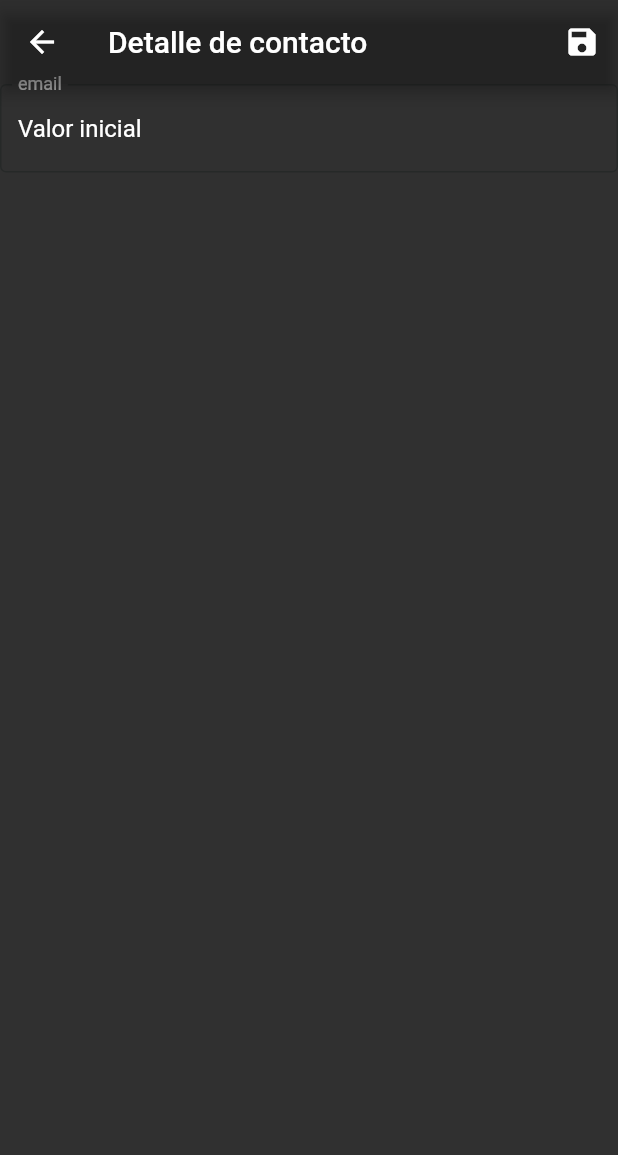
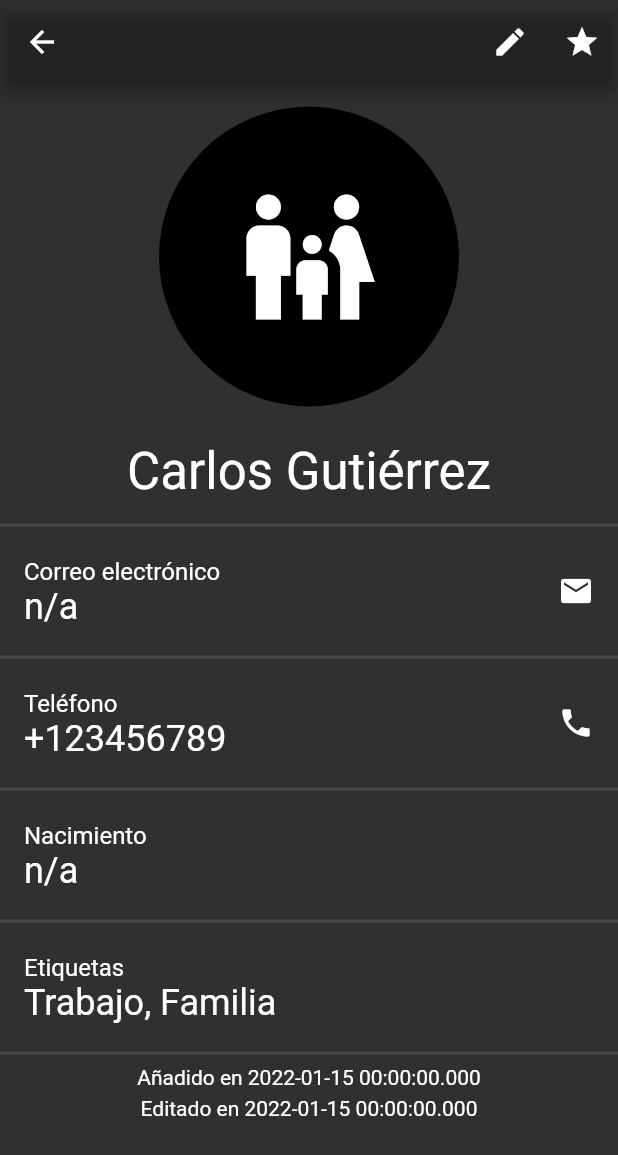
Before and after one commit to ewatgar/agenda, a Flutter app: the ContactsPage screen opened directly, after a tap on an icon or button, on a phone screen of 412 x 824 dp. Shown: the top 1155 px of the screen. Run offline on Flutter 3.47's test engine with Material 3 defaults, Android fonts, the phone set to English and light mode, and no system bars; our stand-ins replace diacritic, font_awesome_flutter.

Commit message:
ej 6 detalle + ej 7 borrado (wip estilo, to feo todavia)

```diff
--- a/lib/data/agenda.json.dart
+++ b/lib/data/agenda.json.dart
@@ -6,7 +6,7 @@ Map<String, dynamic> agendaJson = {
       "surname": "Gutiérrez",
       //"email": "carlos@example.com",
       "phone": "+123456789",
-      "birthdate": "1987-03-25",
+      //"birthdate": "1987-03-25",
       "creation": "2022-01-15",
       "modification": "2023-03-22",
       "isFavorite": true,
--- a/lib/main.dart
+++ b/lib/main.dart
@@ -2,7 +2,6 @@
 
 import 'package:agenda/data/agenda.json.dart';
 import 'package:agenda/models/agenda.data.dart';
-import 'package:agenda/pages/contactdetails.page.dart';
 import 'package:flutter/material.dart';
 import 'package:agenda/pages/contacts.page.dart';
 import 'package:provider/provider.dart';
@@ -31,8 +30,7 @@ class MyApp extends StatelessWidget {
             appBarTheme: AppBarTheme(color: const Color.fromARGB(0, 0, 0, 0)),
             colorScheme: ColorScheme.fromSeed(
                 seedColor: Colors.teal, background: Colors.black)),
-        //home: ContactsPage(),
-        home: ContactDetailsPage(),
+        home: ContactsPage(),
       ),
     );
   }
--- a/lib/models/contact.data.dart
+++ b/lib/models/contact.data.dart
@@ -34,9 +34,9 @@ class ContactData extends ChangeNotifier {
         surname: json["surname"],
         email: json["email"],
         phone: json["phone"],
-        birthdate: DateTime.tryParse(json["birthdate"]),
-        creation: DateTime.tryParse(json["creation"]),
-        modification: DateTime.tryParse(json["modification"]),
+        birthdate: DateTime.tryParse(json["birthdate"] ?? ""),
+        creation: DateTime.tryParse(json["creation"] ?? ""),
+        modification: DateTime.tryParse(json["modification"] ?? ""),
         isFavorite: json["isFavorite"],
         labels: json["labels"]);
   }
--- a/lib/pages/contactdetails.page.dart
+++ b/lib/pages/contactdetails.page.dart
@@ -1,89 +1,102 @@
-// ignore_for_file: prefer_const_constructors, avoid_print, curly_braces_in_flow_control_structures
+// ignore_for_file: prefer_const_constructors, prefer_const_literals_to_create_immutables
 
+import 'package:agenda/models/contact.data.dart';
+import 'package:agenda/widgets/labelicon.widget.dart';
 import 'package:flutter/material.dart';
+import 'package:intl/intl.dart';
+import 'package:provider/provider.dart';
 
 class ContactDetailsPage extends StatefulWidget {
-  const ContactDetailsPage({super.key});
+  const ContactDetailsPage({super.key, required this.contact});
+
+  final ContactData contact;
 
   @override
   State<ContactDetailsPage> createState() => _ContactDetailsPageState();
 }
 
 class _ContactDetailsPageState extends State<ContactDetailsPage> {
-  late TextEditingController emailContactController;
-
-  //keys para la reorganización manual de la lista (arrastrar elementos)
-  final GlobalKey<FormState> _formKey = GlobalKey<FormState>();
-
-  @override
-  void initState() {
-    super.initState();
-    emailContactController = TextEditingController(text: "Valor inicial");
-  }
-
-  @override
-  void dispose() {
-    super.dispose();
-    emailContactController.dispose();
-  }
-
   @override
   Widget build(BuildContext context) {
-    return Scaffold(
-      appBar: AppBar(
-        title: Text("Detalle de contacto"),
-        actions: [IconButton(onPressed: () {}, icon: Icon(Icons.save))],
-      ),
-      body: Form(
-          child: Column(
-        children: [
-          TextFormField(
-            controller: emailContactController,
-            validator: _onValidateEmailContact,
-            decoration: InputDecoration(
-              labelText: "email",
-              hintText: "hint",
-              border: OutlineInputBorder(),
-            ),
-          )
-        ],
-      )),
-    );
-  }
+    ThemeData theme = Theme.of(context);
+    ContactData c = widget.contact; //por comodidad
+    DateFormat format = DateFormat("MMM dd, yyyy");
 
-  void _onSave() {
-    //se necesita un controlador para cada campo del formulario
-    if (_formKey.currentState!.validate()) {
-      print("PERFECTO, todos los campos estan bien");
-      //widget.aditivo.codigo = codAditivoController.text;
-    } else {
-      print("Algun campo no está bien");
-    }
-    print(emailContactController.text);
-  }
+    String strLabels = c.labels
+            ?.map((e) => e[0].toUpperCase() + e.substring(1))
+            .reduce((value, element) => element += ", $value") ??
+        "n/a";
 
-  void _saveChanges(BuildContext context) {
-    Navigator.of(context).pop<bool>(true);
-  }
-
-  void _cancelChanges(BuildContext context) {
-    Navigator.of(context).pop<bool>(false);
-  }
-
-  String? _onValidateObligatorio(String? value) {
-    if (value == null || value.trim().isEmpty) {
-      return "Campo obligatorio";
-    }
-    return null;
-  }
-
-  String? _onValidateEmailContact(String? value) {
-    //TODO implementar check email regex
-    if (value == null || value.trim().isEmpty) {
-      return "Campo obligatorio";
-    }
-    //buscar regex email
-
-    return null;
+    return ListenableBuilder(
+        listenable: widget.contact,
+        builder: (context, child) {
+          return Scaffold(
+              appBar: AppBar(
+                actions: [
+                  IconButton(onPressed: () {}, icon: Icon(Icons.edit)),
+                  IconButton(onPressed: () {}, icon: Icon(Icons.star))
+                ],
+              ),
+              body: ListView(
+                children: [
+                  Padding(
+                    padding: const EdgeInsets.all(15),
+                    child: CircleAvatar(
+                      radius: 100,
+                      child: LabelIcon(labels: c.labels, size: 100),
+                    ),
+                  ),
+                  Padding(
+                    padding: const EdgeInsets.all(8),
+                    child: Center(
+                      child: Text(
+                        "${c.name} ${c.surname}",
+                        style: TextStyle(
+                            color: Colors.white,
+                            fontSize: theme.textTheme.headlineMedium!.fontSize),
+                      ),
+                    ),
+                  ),
+                  Divider(thickness: 2),
+                  ListTile(
+                      title: Text("Correo electrónico",
+                          style: theme.textTheme.titleMedium),
+                      subtitle: Text(c.email ?? "n/a",
+                          style: theme.textTheme.headlineSmall),
+                      trailing: Icon(Icons.email)),
+                  Divider(thickness: 2),
+                  ListTile(
+                      title:
+                          Text("Teléfono", style: theme.textTheme.titleMedium),
+                      subtitle: Text(widget.contact.phone ?? "n/a",
+                          style: theme.textTheme.headlineSmall),
+                      trailing: Icon(Icons.phone)),
+                  Divider(thickness: 2),
+                  ListTile(
+                    title:
+                        Text("Nacimiento", style: theme.textTheme.titleMedium),
+                    subtitle: Text(
+                        c.birthdate != null
+                            ? format.format(c.birthdate!)
+                            : "n/a",
+                        style: theme.textTheme.headlineSmall),
+                  ),
+                  /*Row(
+                    children: [ListTile(title: Text("a")), Text("b")],
+                  )*/
+                  Divider(thickness: 2),
+                  ListTile(
+                    title:
+                        Text("Etiquetas", style: theme.textTheme.titleMedium),
+                    subtitle:
+                        Text(strLabels, style: theme.textTheme.headlineSmall),
+                  ),
+                  Divider(thickness: 2),
+                  Center(child: Text("Añadido en ${c.creation}")),
+                  SizedBox(height: 5),
+                  Center(child: Text("Editado en ${c.creation}")),
+                ],
+              ));
+        });
   }
 }
--- a/lib/widgets/contacttile.widget.dart
+++ b/lib/widgets/contacttile.widget.dart
@@ -21,29 +21,55 @@ class ContactTile extends StatelessWidget {
 
     return ListTile(
         onTap: () {
-          Navigator.of(context).push(
-              MaterialPageRoute(builder: (context) => ContactDetailsPage()));
+          Navigator.of(context).push(MaterialPageRoute(
+              builder: (context) => ContactDetailsPage(contact: contact)));
         },
         leading: LabelIcon(labels: contact.labels),
         title: Text("${contact.name} ${contact.surname}"),
         subtitle: Text(
             "${contact.email ?? ""}${contact.email != null && contact.phone != null ? ", " : ""}${contact.phone ?? ""}"),
-        trailing: PopupMenuButton(
-          onSelected: (value) {
+        trailing: PopupMenuButton<int>(
+          onSelected: (int value) {
             if (value == 1) {
-              /* */
+              Navigator.of(context).push(MaterialPageRoute(
+                  builder: (context) => ContactDetailsPage(contact: contact)));
             } else if (value == 2) {
-            } else if (value == 3) {}
+              print("Editar ${contact.name}");
+            } else if (value == 3) {
+              print("Eliminar ${contact.name}");
+              showDialog(
+                context: context,
+                builder: (context) => AlertDialog(
+                  title: Text("Atención"),
+                  content: Text(
+                      "Estás a punto de borrar un contacto, ¿Estás seguro?"),
+                  actions: [
+                    TextButton(
+                        onPressed: () {
+                          agenda.dropContact(id: contact.id);
+                          Navigator.of(context).pop();
+                        },
+                        child: Text("Aceptar")),
+                    TextButton(
+                        onPressed: () => Navigator.of(context).pop(),
+                        child: Text("Cancelar"))
+                  ],
+                ),
+              );
+            }
           },
           itemBuilder: ((context) => [
                 PopupMenuItem(
+                    value: 1,
                     child: ListTile(
                         leading: Icon(Icons.remove_red_eye),
                         title: Text("Ver"))),
                 PopupMenuItem(
+                    value: 2,
                     child: ListTile(
                         leading: Icon(Icons.edit), title: Text("Editar"))),
                 PopupMenuItem(
+                    value: 3,
                     child: ListTile(
                         leading: Icon(Icons.delete), title: Text("Eliminar")))
               ]),
--- a/lib/widgets/labelicon.widget.dart
+++ b/lib/widgets/labelicon.widget.dart
@@ -4,9 +4,10 @@ import 'package:agenda/models/label.enum.dart';
 import 'package:flutter/material.dart';
 
 class LabelIcon extends StatelessWidget {
-  const LabelIcon({super.key, this.labels});
+  const LabelIcon({super.key, this.labels, this.size});
 
   final List<String>? labels;
+  final double? size;
 
   @override
   Widget build(BuildContext context) {
@@ -14,12 +15,12 @@ class LabelIcon extends StatelessWidget {
     Label labelPriority = Label.parse(labels?[0] ?? 'other');
 
     return switch (labelPriority) {
-      Label.pareja => Icon(Icons.favorite),
-      Label.amistad => Icon(Icons.emoji_emotions),
-      Label.familia => Icon(Icons.family_restroom),
-      Label.trabajo => Icon(Icons.work),
-      Label.deporte => Icon(Icons.fitness_center),
-      Label.other => Icon(Icons.person),
+      Label.pareja => Icon(Icons.favorite, size: size),
+      Label.amistad => Icon(Icons.emoji_emotions, size: size),
+      Label.familia => Icon(Icons.family_restroom, size: size),
+      Label.trabajo => Icon(Icons.work, size: size),
+      Label.deporte => Icon(Icons.fitness_center, size: size),
+      Label.other => Icon(Icons.person, size: size),
     };
   }
 }
--- a/pubspec.yaml
+++ b/pubspec.yaml
@@ -38,6 +38,7 @@ dependencies:
   provider: ^6.1.1
   font_awesome_flutter: ^10.6.0
   diacritic: ^0.1.4
+  intl: ^0.19.0
 
 dev_dependencies:
   flutter_test:
@@ -48,7 +49,7 @@ dev_dependencies:
   # activated in the `analysis_options.yaml` file located at the root of your
   # package. See that file for information about deactivating specific lint
   # rules and activating additional ones.
-  flutter_lints: ^2.0.0
+  flutter_lints: ^3.0.1
 
 # For information on the generic Dart part of this file, see the
 # following page: https://dart.dev/tools/pub/pubspec
```
Also changed, not shown: lib/models/agenda.data.dart (+9 -0 lines), lib/pages/ejemplocreacion.page.dart (added, +89 -0 lines), pubspec.lock.
